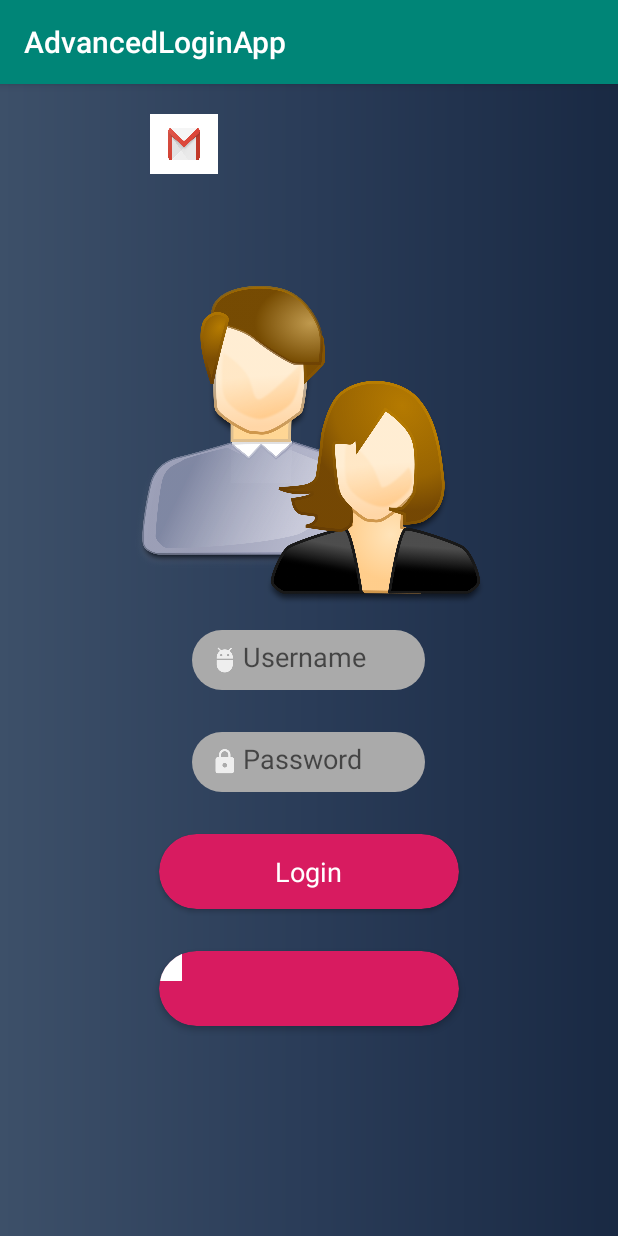
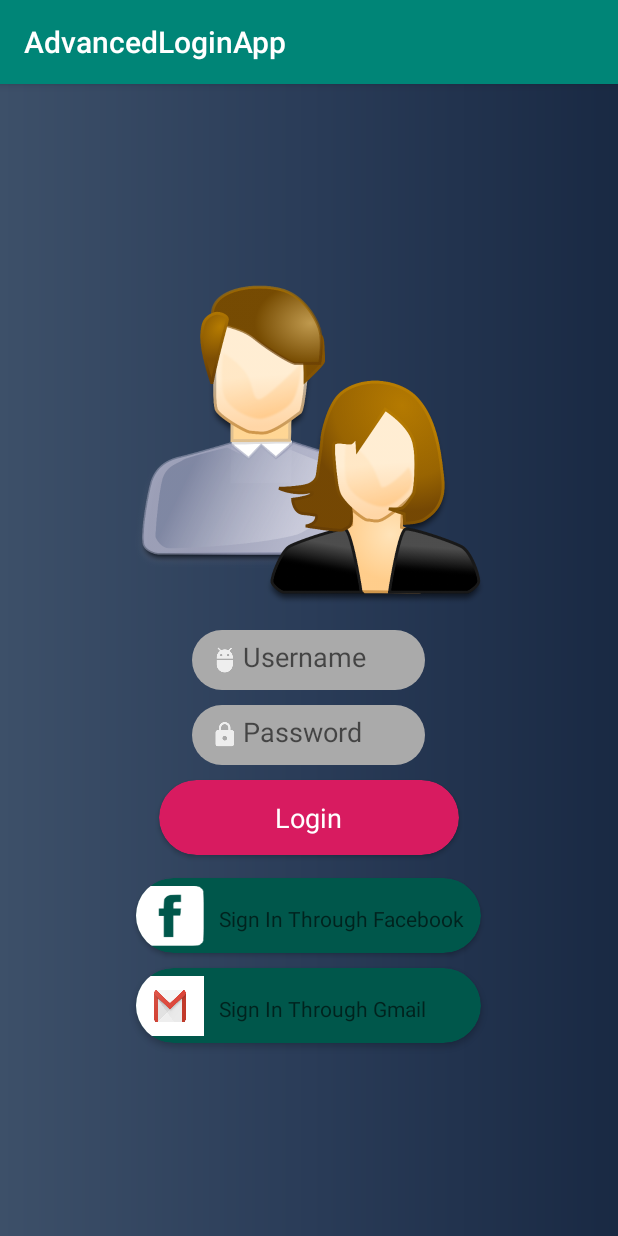
Before and after one commit to joshiviral/AdvancedLoginApp, an Android app: the screen it shows after launch (MainActivity), on a phone screen of 412 x 824 dp. Run offline under Robolectric (Android 15) with nearby library versions, the phone set to English and light mode, and no system bars.

Commit message:
Design Ready

```diff
--- a/app/src/main/res/layout/activity_main.xml
+++ b/app/src/main/res/layout/activity_main.xml
@@ -13,7 +13,7 @@
         android:layout_above="@id/etx_username"
         android:layout_centerHorizontal="true"
         android:layout_centerVertical="true"
-        android:layout_marginTop="20dp"
+        android:layout_marginTop="10dp"
         android:background="@drawable/login"
         android:scaleType="fitCenter" />
 
@@ -34,7 +34,7 @@
         android:layout_height="40dp"
         android:layout_below="@id/etx_username"
         android:layout_centerInParent="true"
-        android:layout_marginTop="28dp"
+        android:layout_marginTop="10dp"
         android:background="@drawable/edit_rounded"
         android:drawableLeft="@drawable/ic_action_pass"
         android:hint="Password"
@@ -47,7 +47,7 @@
         android:layout_height="50dp"
         android:layout_below="@id/etx_password"
         android:layout_centerHorizontal="true"
-        android:layout_marginTop="28dp"
+        android:layout_marginTop="10dp"
         android:elevation="20dp"
         android:paddingTop="30dp"
         app:cardBackgroundColor="@color/colorAccent"
@@ -71,41 +71,75 @@
 
     <android.support.v7.widget.CardView
         android:id="@+id/cdv_btn_facebook"
-        android:layout_width="200dp"
+        android:layout_width="230dp"
         android:layout_height="50dp"
         android:layout_below="@id/cdv_btn"
         android:layout_centerHorizontal="true"
-        android:layout_marginTop="28dp"
+        android:layout_marginTop="15dp"
         android:elevation="20dp"
         android:paddingTop="30dp"
-        app:cardBackgroundColor="@color/colorAccent"
+        app:cardBackgroundColor="@color/colorPrimaryDark"
         app:cardCornerRadius="25dp">
 
 
         <RelativeLayout
-            android:layout_width="match_parent"
-            android:layout_height="match_parent">
+            android:layout_width="220dp"
+            android:layout_height="70dp"
+            android:drawableLeft="@drawable/facebook"
+            android:layout_marginBottom="10dp">
 
+            <ImageView
+                android:id="@+id/img_facebook"
+                android:layout_marginTop="5dp"
+                android:layout_width="45dp"
+                android:layout_height="40dp"
+                android:background="@drawable/facebook" />
             <TextView
-                android:layout_width="15dp"
-                android:layout_height="20dp"
-
-                android:drawableLeft="@drawable/facebook"
-                android:text="Login"
-                android:textColor="#ffff"
-                android:textSize="18dp" />
+                android:layout_centerInParent="true"
+                android:layout_marginLeft="10dp"
+                android:layout_width="180dp"
+                android:layout_height="35dp"
+                android:layout_toRightOf="@id/img_facebook"
+                android:hint="Sign In Through Facebook"/>
         </RelativeLayout>
 
     </android.support.v7.widget.CardView>
 
 
-    <ImageView
-        android:id="@+id/img_gmail"
-        android:layout_width="45dp"
-        android:layout_height="40dp"
+    <android.support.v7.widget.CardView
+        android:id="@+id/cdv_btn_gmail"
+        android:layout_width="230dp"
+        android:layout_height="50dp"
+        android:layout_below="@id/cdv_btn_facebook"
+        android:layout_centerHorizontal="true"
+        android:layout_marginTop="10dp"
+        android:elevation="20dp"
+        android:paddingTop="30dp"
+        app:cardBackgroundColor="@color/colorPrimaryDark"
+        app:cardCornerRadius="25dp">
 
-        android:background="@drawable/gmail"
-        android:layout_marginTop="20dp"
-        android:layout_marginLeft="100dp"/>
+
+        <RelativeLayout
+            android:layout_width="220dp"
+            android:layout_height="70dp"
+            android:layout_marginBottom="10dp">
+
+            <ImageView
+                android:id="@+id/img_gmail"
+                android:layout_marginTop="5dp"
+                android:layout_width="45dp"
+                android:layout_height="40dp"
+                android:background="@drawable/gmail" />
+            <TextView
+                android:layout_centerInParent="true"
+                android:layout_marginLeft="10dp"
+                android:layout_width="180dp"
+                android:layout_height="35dp"
+                android:layout_toRightOf="@id/img_gmail"
+                android:hint="Sign In Through Gmail"/>
+        </RelativeLayout>
+
+    </android.support.v7.widget.CardView>
+
 
 </RelativeLayout>
```
Also changed, not shown: app/src/main/res/drawable-xxxhdpi/edit_rounded.xml (renamed from app/src/main/res/drawable/edit_rounded.xml), app/src/main/res/drawable-xxxhdpi/facebook.png (renamed from app/src/main/res/drawable/facebook.png), app/src/main/res/drawable-xxxhdpi/gmail.png (renamed from app/src/main/res/drawable/gmail.png), app/src/main/res/drawable-xxxhdpi/gradient.xml (renamed from app/src/main/res/drawable/gradient.xml), app/src/main/res/drawable-xxxhdpi/ic_action_pass.png, app/src/main/res/drawable-xxxhdpi/ic_action_user.png, app/src/main/res/drawable-xxxhdpi/ic_launcher_background.xml (renamed from app/src/main/res/drawable/ic_launcher_background.xml), app/src/main/res/drawable-xxxhdpi/instagram.png (renamed from app/src/main/res/drawable/instagram.png), app/src/main/res/drawable-xxxhdpi/login.png (renamed from app/src/main/res/drawable/login.png), app/src/main/res/drawable-xxxhdpi/logo.png (renamed from app/src/main/res/drawable/logo.png), app/src/main/res/drawable-xxxhdpi/logo_skype.png (renamed from app/src/main/res/drawable/logo_skype.png), app/src/main/res/drawable-xxxhdpi/password.jpg (renamed from app/src/main/res/drawable/password.jpg), app/src/main/res/drawable-xxxhdpi/twitter.png (renamed from app/src/main/res/drawable/twitter.png), app/src/main/res/drawable-xxxhdpi/username_1047891.png (renamed from app/src/main/res/drawable/username_1047891.png), 2 more files.
